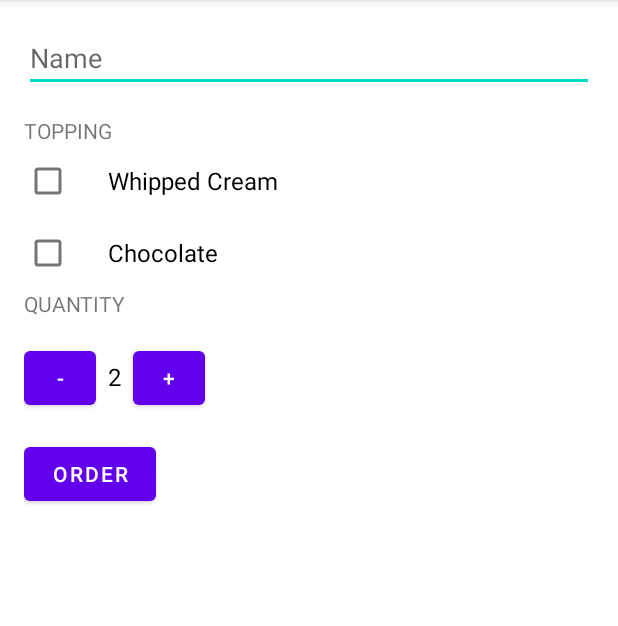
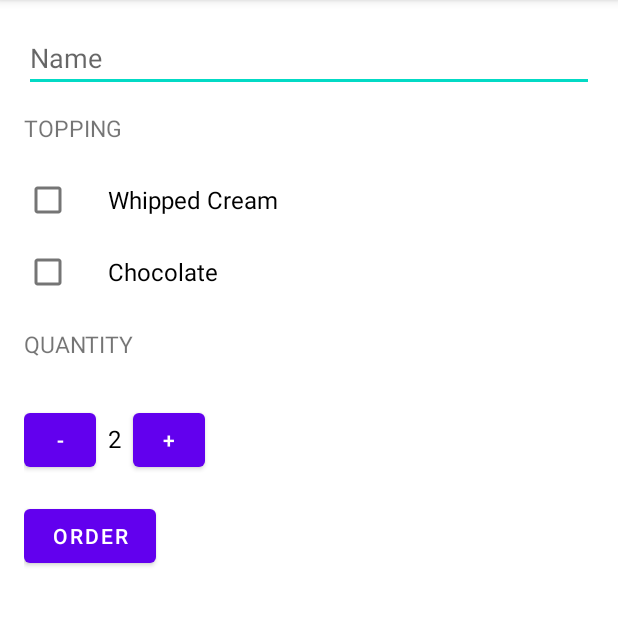
Before and after one commit to devkudasov/udacity_android_basics, an Android app: the screen it shows after launch (MainActivity), on a phone screen of 412 x 824 dp, the part 84-710 px from its top. Run offline under Robolectric (Android 15) with nearby library versions, the phone set to English and light mode, and no system bars.

Commit message:
Add styles to headers

```diff
--- a/JustJava/app/src/main/res/layout/activity_main.xml
+++ b/JustJava/app/src/main/res/layout/activity_main.xml
@@ -16,16 +16,13 @@
             android:layout_width="match_parent"
             android:layout_height="wrap_content"
             android:ems="10"
-            android:inputType="textCapWords"
-            android:hint="@string/name_placeholder" />
+            android:hint="@string/name_placeholder"
+            android:inputType="textCapWords" />
 
         <TextView
             android:id="@+id/toppingTitle"
-            android:layout_width="wrap_content"
-            android:layout_height="wrap_content"
             android:text="@string/topping_title"
-            android:paddingTop="16dp"
-            android:textAllCaps="true" />
+            style="@style/HeaderTextStyle"/>
 
 
         <CheckBox
@@ -53,10 +50,8 @@
 
         <TextView
             android:id="@+id/quantity"
-            android:layout_width="wrap_content"
-            android:layout_height="wrap_content"
             android:text="@string/quantity_title"
-            android:textAllCaps="true" />
+            style="@style/HeaderTextStyle" />
 
         <LinearLayout
             android:id="@+id/quantity_container"
--- /dev/null
+++ b/JustJava/app/src/main/res/values/styles.xml
@@ -0,0 +1,10 @@
+<?xml version="1.0" encoding="utf-8"?>
+<resources>
+    <style name="HeaderTextStyle">
+        <item name="android:layout_width">wrap_content</item>
+        <item name="android:gravity">center_vertical</item>
+        <item name="android:textSize">15sp</item>
+        <item name="android:layout_height">48dp</item>
+        <item name="textAllCaps">true</item>
+    </style>
+</resources>
```
